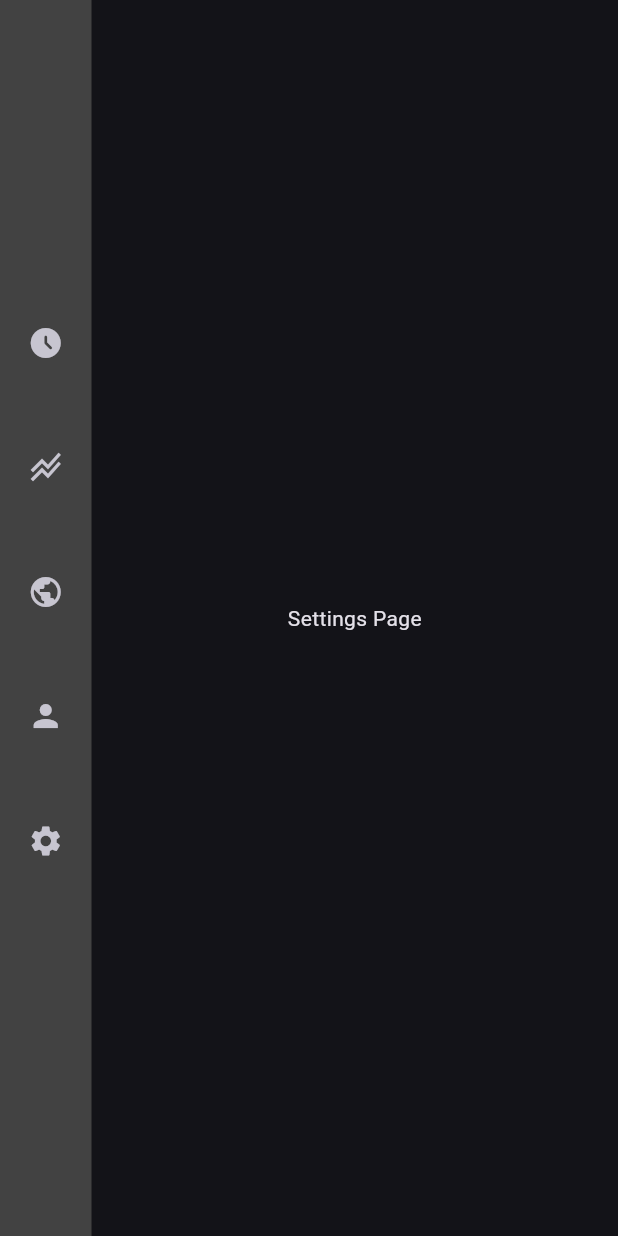
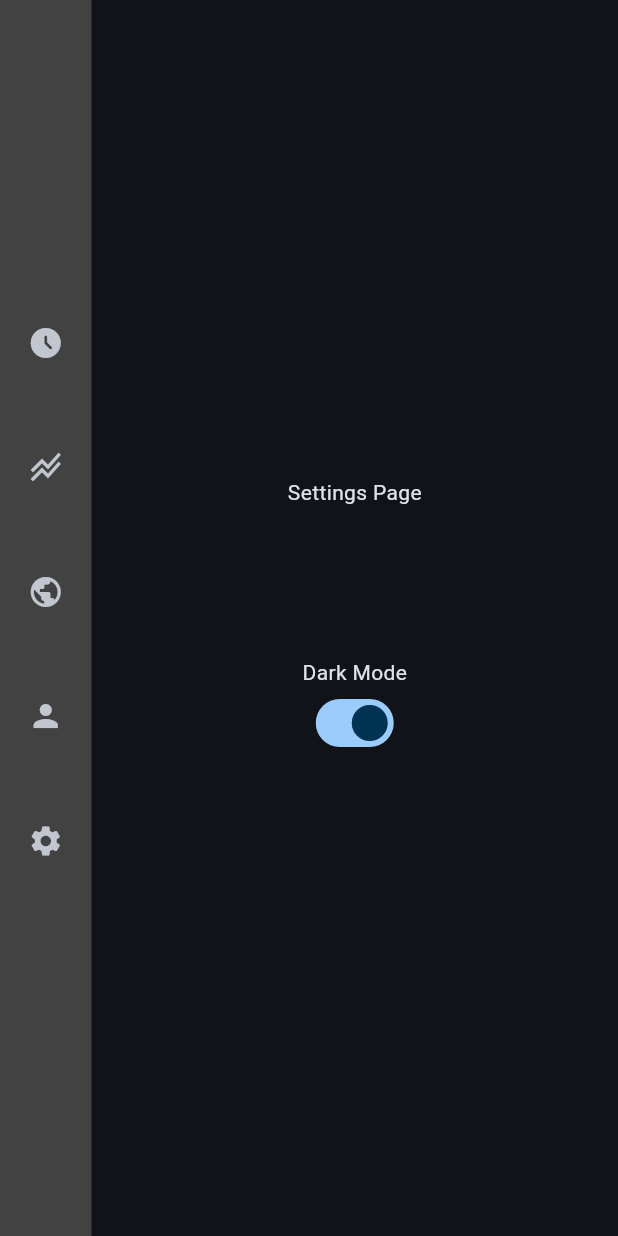
Before and after one commit to conor2405/Deep-Work-App-, a Flutter app: the MyHomePage screen opened directly, after a tap on the "settings" icon, on a phone screen of 412 x 824 dp. Run offline on Flutter 3.47's test engine with Material 3 defaults, Android fonts, the phone set to English and light mode, and no system bars; our stand-ins replace bloc, cloud_firestore, equatable, firebase_analytics, firebase_auth, firebase_core and 7 more; missing offline and left inert: dio_cache_interceptor_hive_store, firebase_ui_auth, flutter_map_cache; accounts and stored records are empty; statements that could not run were skipped.

Commit message:
refined chart for week, time goal UIs. Set up settings bloc

```diff
--- a/lib/bloc/leaderboard/leaderboard_event.dart
+++ b/lib/bloc/leaderboard/leaderboard_event.dart
@@ -6,3 +6,5 @@ sealed class LeaderboardEvent {}
 class LeaderboardInit extends LeaderboardEvent {}
 
 class LeaderboardRefresh extends LeaderboardEvent {}
+
+class RefreshTimeGoals extends LeaderboardEvent {}
--- a/lib/bloc/leaderboard/leaderboard_state.dart
+++ b/lib/bloc/leaderboard/leaderboard_state.dart
@@ -47,5 +47,6 @@ class LeaderboardLoaded extends LeaderboardState {
         timerValue,
         LastWeekScoreboard,
         goals,
+        timeGoals,
       ];
 }
--- /dev/null
+++ b/lib/bloc/settings/settings_bloc.dart
@@ -0,0 +1,44 @@
+import 'package:deep_work/repo/firestore_repo.dart';
+import 'package:hydrated_bloc/hydrated_bloc.dart';
+import 'package:meta/meta.dart';
+
+part 'settings_event.dart';
+part 'settings_state.dart';
+
+class SettingsBloc extends HydratedBloc<SettingsEvent, SettingsState> {
+  FirestoreRepo firestoreRepo = FirestoreRepo();
+
+  bool isDarkMode = true;
+
+  SettingsBloc() : super(SettingsInitial(true)) {
+    on<SettingsEvent>((event, emit) {
+      // TODO: implement event handler
+    });
+
+    on<ToggleDarkMode>((event, emit) {
+      isDarkMode = !isDarkMode;
+      emit(SettingsInitial(isDarkMode));
+    });
+  }
+
+  @override
+  SettingsState? fromJson(Map<String, dynamic> json) {
+    if (json.isEmpty) {
+      return SettingsInitial(true);
+    }
+    if (json['isDarkMode'] != null) {
+      isDarkMode = json['isDarkMode'];
+    } else {
+      isDarkMode = true;
+    }
+
+    return SettingsInitial(isDarkMode);
+  }
+
+  @override
+  Map<String, dynamic>? toJson(SettingsState state) {
+    return {
+      'isDarkMode': isDarkMode,
+    };
+  }
+}
--- /dev/null
+++ b/lib/bloc/settings/settings_event.dart
@@ -0,0 +1,6 @@
+part of 'settings_bloc.dart';
+
+@immutable
+sealed class SettingsEvent {}
+
+class ToggleDarkMode extends SettingsEvent {}
--- /dev/null
+++ b/lib/bloc/settings/settings_state.dart
@@ -0,0 +1,13 @@
+part of 'settings_bloc.dart';
+
+@immutable
+sealed class SettingsState {}
+
+final class SettingsInitial extends SettingsState {
+  bool isDarkMode;
+
+  SettingsInitial(this.isDarkMode);
+
+  @override
+  List get props => [isDarkMode];
+}
--- a/lib/models/todays_sessions.dart
+++ b/lib/models/todays_sessions.dart
@@ -7,6 +7,8 @@ class TodaysSessions {
       0,
       (int previousValue, TimerResult element) =>
           previousValue + element.timeRun);
+
+  int get totalMinutes => total ~/ 60;
 
   TodaysSessions({required this.sessions});
 
--- a/lib/widgets/graphic_weekly_chart.dart
+++ b/lib/widgets/graphic_weekly_chart.dart
@@ -1,6 +1,7 @@
 import 'dart:math';
 
 import 'package:deep_work/bloc/leaderboard/leaderboard_bloc.dart';
+import 'package:deep_work/bloc/settings/settings_bloc.dart';
 import 'package:deep_work/models/weekly_leaderboard.dart';
 import 'package:fl_chart/fl_chart.dart';
 import 'package:flutter/material.dart';
@@ -17,6 +18,12 @@ class _GraphicWeeklyChartState extends State<GraphicWeeklyChart> {
     return Container(child: BlocBuilder<LeaderboardBloc, LeaderboardState>(
       builder: (context, state) {
         if (state is LeaderboardLoaded) {
+          TextStyle style = TextStyle(
+              color: BlocProvider.of<SettingsBloc>(context).isDarkMode
+                  ? Colors.white
+                  : Colors.black,
+              fontSize: 10);
+
           return Stack(children: [
             BarChart(BarChartData(
                 minY: 0,
@@ -31,8 +38,6 @@ class _GraphicWeeklyChartState extends State<GraphicWeeklyChart> {
                       sideTitles: SideTitles(
                           showTitles: true,
                           getTitlesWidget: (double value, TitleMeta meta) {
-                            const style =
-                                TextStyle(color: Colors.white, fontSize: 10);
                             String text;
                             switch (value.toInt()) {
                               case 0:
@@ -70,14 +75,10 @@ class _GraphicWeeklyChartState extends State<GraphicWeeklyChart> {
                   topTitles:
                       AxisTitles(sideTitles: SideTitles(showTitles: false)),
                   leftTitles: AxisTitles(
-                      axisNameWidget: Text('Minutes',
-                          style: TextStyle(color: Colors.white, fontSize: 10)),
+                      axisNameWidget: Text('Minutes', style: style),
                       sideTitles: SideTitles(
                         showTitles: true,
                         getTitlesWidget: (double value, TitleMeta meta) {
-                          const style =
-                              TextStyle(color: Colors.white, fontSize: 10);
-
                           return Text((value.toInt()).toString());
                         },
                         interval: (max<double>(state.weeklyScoreboard.total,
@@ -226,6 +227,22 @@ class _GraphicWeeklyChartState extends State<GraphicWeeklyChart> {
             Padding(
               padding: const EdgeInsets.fromLTRB(35, 0, 0, 30),
               child: LineChart(LineChartData(
+                lineTouchData: LineTouchData(
+                    enabled: true,
+                    touchTooltipData: LineTouchTooltipData(
+                      getTooltipItems: (touchedSpots) {
+                        List<LineTooltipItem> items = [];
+                        items.add(LineTooltipItem(
+                            touchedSpots.first.y.toString(),
+                            TextStyle(color: Colors.white)));
+
+                        items.add(LineTooltipItem(
+                            touchedSpots.first.y.toString(),
+                            TextStyle(color: Colors.white.withOpacity(0))));
+
+                        return items;
+                      },
+                    )),
                 minY: 0,
                 maxY: (max<double>(state.weeklyScoreboard.total,
                             state.LastWeekScoreboard.total)
@@ -251,10 +268,8 @@ class _GraphicWeeklyChartState extends State<GraphicWeeklyChart> {
                           .colorScheme
                           .tertiary
                           .withOpacity(0.5),
-                      dashArray: [
-                        10,
-                        5
-                      ],
+                      dashArray: [10, 5],
+                      dotData: FlDotData(show: false),
                       spots: [
                         FlSpot(1, state.LastWeekScoreboard.mondayCumulative),
                         FlSpot(2, state.LastWeekScoreboard.tuesdayCumulative),
@@ -295,7 +310,10 @@ LineChartBarData thisWeekLineData(
     FlSpot(7, weeklyScoreboard.sundayCumulative),
   ];
 
-  return LineChartBarData(color: Theme.of(context).colorScheme.primary, spots: [
-    ...spots.sublist(0, weekDay),
-  ]);
+  return LineChartBarData(
+      color: Theme.of(context).colorScheme.primary,
+      dotData: FlDotData(show: false),
+      spots: [
+        ...spots.sublist(0, weekDay),
+      ]);
 }
--- a/lib/widgets/settings_page.dart
+++ b/lib/widgets/settings_page.dart
@@ -1,5 +1,7 @@
+import 'package:deep_work/bloc/settings/settings_bloc.dart';
 import 'package:deep_work/widgets/sidebar.dart';
 import 'package:flutter/material.dart';
+import 'package:flutter_bloc/flutter_bloc.dart';
 
 class SettingsPage extends StatefulWidget {
   @override
@@ -10,7 +12,10 @@ class _SettingsPageState extends State<SettingsPage> {
   @override
   Widget build(BuildContext context) {
     return Scaffold(
-      body: Container(
+      body: BlocBuilder<SettingsBloc, SettingsState>(
+        builder: (context, state) {
+          if (state is SettingsInitial) {
+            return Container(
               height: MediaQuery.of(context).size.height,
               width: MediaQuery.of(context).size.width,
               child: Row(
@@ -18,12 +23,31 @@ class _SettingsPageState extends State<SettingsPage> {
                   Sidebar(),
                   Expanded(
                       child: Center(
-                child: Text('Settings Page'),
+                    child: Column(
+                      mainAxisAlignment: MainAxisAlignment.center,
+                      children: [
+                        Text('Settings Page'),
+                        SizedBox(
+                          height: 100,
                         ),
-            )
+                        Text('Dark Mode'),
+                        Switch(
+                            value: state.isDarkMode,
+                            onChanged: (value) {
+                              BlocProvider.of<SettingsBloc>(context)
+                                  .add(ToggleDarkMode());
+                            })
+                      ],
+                    ),
+                  ))
                 ],
               ),
               // Add your settings UI components here
+            );
+          } else {
+            return Text('error loading settings page');
+          }
+        },
       ),
     );
   }
--- a/lib/widgets/sidebar.dart
+++ b/lib/widgets/sidebar.dart
@@ -1,4 +1,6 @@
+import 'package:deep_work/bloc/settings/settings_bloc.dart';
 import 'package:flutter/material.dart';
+import 'package:flutter_bloc/flutter_bloc.dart';
 
 class Sidebar extends StatelessWidget {
   @override
@@ -6,7 +8,9 @@ class Sidebar extends StatelessWidget {
     return Container(
       width:
           61, // just the right width to fit the close, minimize and maximize buttons.
-      color: Colors.grey.shade800,
+      color: BlocProvider.of<SettingsBloc>(context).isDarkMode
+          ? Colors.grey.shade800
+          : Colors.grey.shade200,
       child: Column(
         mainAxisAlignment: MainAxisAlignment.center,
         children: [
```
Also changed, not shown: lib/bloc/leaderboard/leaderboard_bloc.dart (+7 -0 lines), lib/main.dart (+18 -6 lines), lib/widgets/day_bar.dart (+12 -5 lines), lib/widgets/timeGoalsPage.dart (+11 -6 lines), lib/widgets/timegoals.dart (+31 -9 lines). Lines whose indentation alone changed are shown as unchanged.
